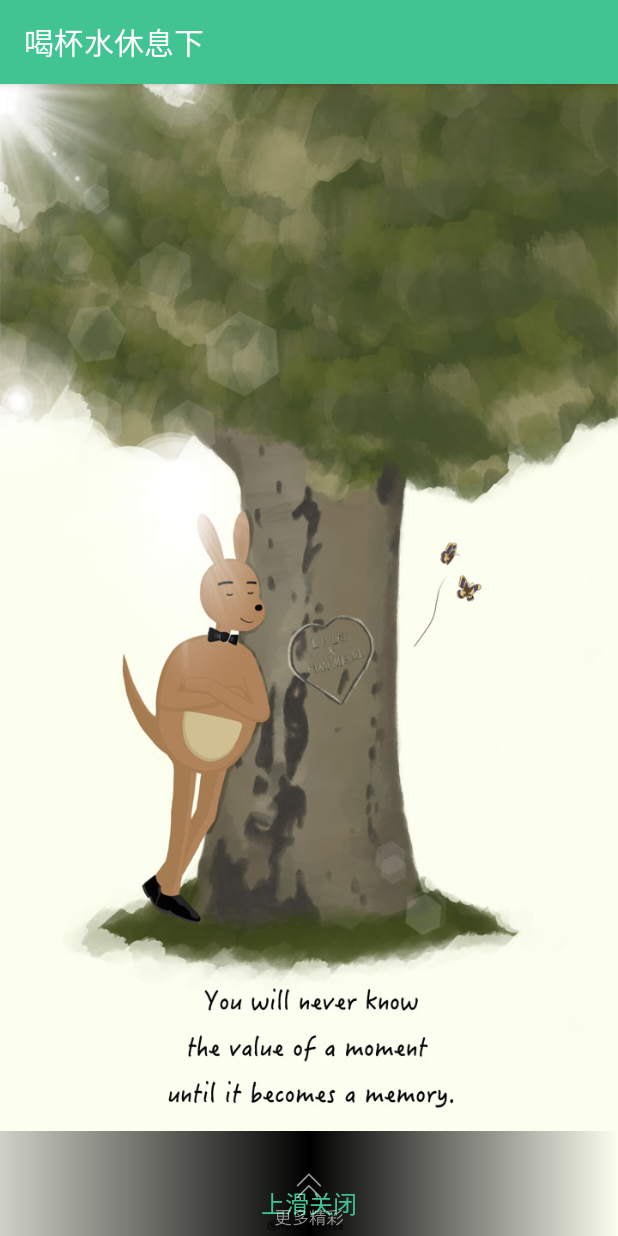
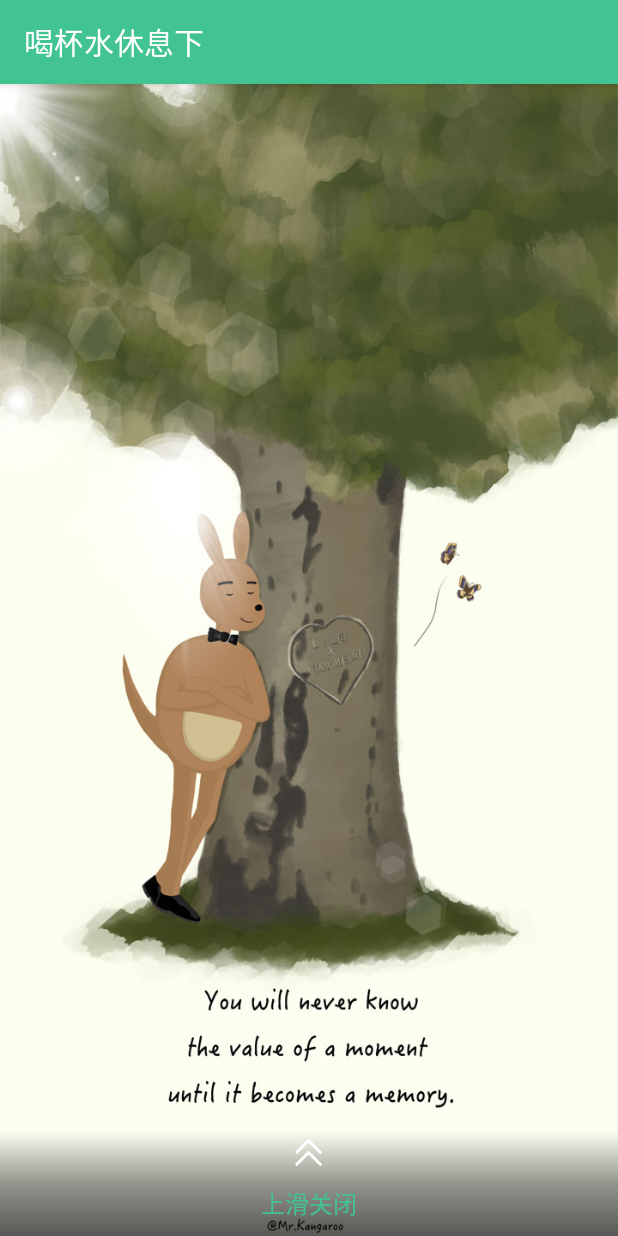
Before and after one commit to 836154942/SedentaryTips, an Android app: the ShowTipsActivity screen opened directly, with no data from a screen before it, on a phone screen of 412 x 824 dp. Run offline under Robolectric (Android 15) with nearby library versions, the phone set to English and light mode, and no system bars; our stand-ins replace ButterKnife; libraries missing offline, so code that uses them is left out: rx.subscriptions.

Commit message:
铃声设置和提示

```diff
--- a/app/src/main/java/com/spc/sedentary/tips/ui/activity/SettingsActivity.java
+++ b/app/src/main/java/com/spc/sedentary/tips/ui/activity/SettingsActivity.java
@@ -53,6 +53,7 @@ public class SettingsActivity extends AppCompatPreferenceActivity {
             } else if (preference instanceof RingtonePreference) {
                 // For ringtone preferences, look up the correct display value
                 // using RingtoneManager.
+                TLog.e("铃声设置  " + preference.getKey() + "-----> " + value);
                 if (TextUtils.isEmpty(stringValue)) {
                     // Empty values correspond to 'silent' (no ringtone).
                     preference.setSummary(R.string.pref_ringtone_silent);
@@ -60,7 +61,6 @@ public class SettingsActivity extends AppCompatPreferenceActivity {
                 } else {
                     Ringtone ringtone = RingtoneManager.getRingtone(
                             preference.getContext(), Uri.parse(stringValue));
-
                     if (ringtone == null) {
                         // Clear the summary if there was a lookup error.
                         preference.setSummary(null);
@@ -76,6 +76,7 @@ public class SettingsActivity extends AppCompatPreferenceActivity {
                 // For all other preferences, set the summary to the value's
                 // simple string representation.
                 preference.setSummary(stringValue);
+                TLog.e("设置  " + preference.getKey() + "-----> " + value);
             }
             return true;
         }
@@ -199,7 +200,7 @@ public class SettingsActivity extends AppCompatPreferenceActivity {
             addPreferencesFromResource(R.xml.pref_notification);
             setHasOptionsMenu(true);
 
-            bindPreferenceSummaryToValue(findPreference("notifications_new_message_ringtone"));
+            bindPreferenceSummaryToValue(findPreference("sp_key_tips_voice"));
         }
 
         @Override
--- a/app/src/main/java/com/spc/sedentary/tips/ui/activity/ShowTipsActivity.java
+++ b/app/src/main/java/com/spc/sedentary/tips/ui/activity/ShowTipsActivity.java
@@ -2,12 +2,19 @@ package com.spc.sedentary.tips.ui.activity;
 
 import android.content.Context;
 import android.content.Intent;
+import android.media.AudioManager;
+import android.media.Ringtone;
+import android.media.RingtoneManager;
+import android.net.Uri;
 import android.os.Bundle;
 import android.view.WindowManager;
 
 import com.spc.sedentary.tips.R;
 import com.spc.sedentary.tips.base.BaseActivity;
-import com.spc.sedentary.tips.utils.TLog;
+import com.spc.sedentary.tips.base.TipsApplication;
+import com.spc.sedentary.tips.utils.Constant;
+import com.spc.sedentary.tips.utils.SpUtil;
+import com.spc.sedentary.tips.utils.TextCheckUtil;
 import com.spc.sedentary.tips.utils.VibratorUtil;
 import com.spc.sedentary.tips.view.PagerLayout;
 
@@ -21,6 +28,7 @@ public class ShowTipsActivity extends BaseActivity {
 
     @BindView(R.id.lock_view)
     PagerLayout myLinearLayout;
+    Ringtone ringtone;
 
     @Override
     protected int getLayoutId() {
@@ -35,19 +43,32 @@ public class ShowTipsActivity extends BaseActivity {
                 WindowManager.LayoutParams.FLAG_SHOW_WHEN_LOCKED |
                 WindowManager.LayoutParams.FLAG_ALLOW_LOCK_WHILE_SCREEN_ON);
         super.onCreate(savedInstanceState);
-        VibratorUtil.vibrate();
         initView();
+        initNotification();
+    }
+
+    private void initNotification() {
+        if (!SpUtil.getPrefBoolean(Constant.SP_KEY_IS_TIPS_SLEEP, true)) {
+            return;
+        }
+
+
+        if (SpUtil.getPrefBoolean(Constant.SP_KEY_IS_VIBRATOR, true)) {
+            VibratorUtil.vibrate();
+        }
+        if (TextCheckUtil.isUseable(SpUtil.getPrefString(Constant.SP_KEY_TIPS_VOICE, ""))) {
+            playSound();
+        }
     }
 
     private void initView() {
         myLinearLayout.setLayout(this, R.layout.slide_layout);
-        myLinearLayout.setmListener(new PagerLayout.HiddenListener() {
-            @Override
-            public void hidden() {
-                finish();
-            }
+        myLinearLayout.setmListener(() -> {
+            finish();
+            ShowTipsActivity.this.overridePendingTransition(0, 0);
         });
     }
+
 
     public static Intent buildIntent(Context context) {
         Intent intent = new Intent(context, ShowTipsActivity.class);
@@ -55,9 +76,31 @@ public class ShowTipsActivity extends BaseActivity {
         return intent;
     }
 
+    private void playSound() {
+        AudioManager audioManager = (AudioManager) TipsApplication.getInst().getSystemService(Context.AUDIO_SERVICE);
+        try {
+            // 判断是否处于静音模式
+            if (audioManager.getRingerMode() == AudioManager.RINGER_MODE_SILENT) {
+                return;
+            }
+            Ringtone ringtone = RingtoneManager.getRingtone(TipsApplication.getInst(),
+                    Uri.parse(SpUtil.getPrefString(Constant.SP_KEY_TIPS_VOICE, "")));
+            if (ringtone == null)
+                return;
+            if (!ringtone.isPlaying()) {
+                ringtone.play();
+            }
+        } catch (Exception e) {
+            e.printStackTrace();
+        }
+    }
+
     @Override
     protected void onDestroy() {
         VibratorUtil.stopVibrate();
+        if (ringtone != null && ringtone.isPlaying()) {
+            ringtone.stop();
+        }
         super.onDestroy();
     }
 
--- a/app/src/main/java/com/spc/sedentary/tips/utils/Constant.java
+++ b/app/src/main/java/com/spc/sedentary/tips/utils/Constant.java
@@ -6,12 +6,16 @@ package com.spc.sedentary.tips.utils;
 
 public class Constant {
     public static int TIME_THRESHOLD = 20 * 1000;// 比对是否到达提醒时间的阈值ms
+
     public static final String SP_KEY_START_TIME = "sp_key_start_time";//开始时间 ms
     public static final String SP_KEY_TIME_DURING = "sp_key_time_during";//隔多少时间休息ms
     public static final String SP_KEY_IS_STARTED = "sp_key_is_started";//是否正在统计
     public static final String SP_KEY_IS_TIME_INTERVAL = "sp_key_is_time_interval";// 轮询时间 min
     public static final String SP_KEY_SLEEP_TIME = "sp_key_sleep_time";// 休息时间 min
     public static final String SP_KEY_DISPLAY_NAME = "sp_key_display_name";// 休息时间 min
+    public static final String SP_KEY_IS_VIBRATOR = "sp_key_is_vibrator";// 休息时间 min
+    public static final String SP_KEY_TIPS_VOICE = "sp_key_tips_voice";// 休息时间 min
+    public static final String SP_KEY_IS_TIPS_SLEEP = "sp_key_is_tips_sleep";// 休息时间 min
 
 
     //轮询时间
--- /dev/null
+++ b/app/src/main/java/com/spc/sedentary/tips/utils/TextCheckUtil.java
@@ -0,0 +1,15 @@
+package com.spc.sedentary.tips.utils;
+
+/**
+ * Created by spc on 2017/9/12.
+ */
+
+public class TextCheckUtil {
+    public static boolean isUseable(String context) {
+        if (context == null)
+            return false;
+        if (context.trim().equals(""))
+            return false;
+        return true;
+    }
+}
--- a/app/src/main/res/drawable/bottom_tips.xml
+++ b/app/src/main/res/drawable/bottom_tips.xml
@@ -3,11 +3,13 @@
     android:shape="rectangle" >
 
     <gradient
-        android:angle="180"
-        android:centerColor="#000000"
-        android:endColor="#2c000000"
-        android:startColor="#00000000"
-        android:type="linear" />
+        android:startColor="#a7000000"
+        android:centerColor="#6a000000"
+        android:endColor="#00000000"
+
+        android:angle="90"
+        android:centerX="0.5"
+        android:centerY="0.5"/>
 
 
 
--- a/app/src/main/res/layout/slide_layout.xml
+++ b/app/src/main/res/layout/slide_layout.xml
@@ -6,12 +6,13 @@
 
 
     <LinearLayout
-        android:background="@drawable/bottom_tips"
         android:layout_width="match_parent"
         android:layout_height="70dp"
-        android:layout_alignParentBottom="true"></LinearLayout>
+        android:layout_alignParentBottom="true"
+        android:background="@drawable/bottom_tips"></LinearLayout>
 
     <TextView
+        android:id="@+id/mTvBottom"
         android:layout_width="wrap_content"
         android:layout_height="wrap_content"
         android:layout_alignParentBottom="true"
@@ -22,9 +23,10 @@
         android:textSize="16sp" />
 
     <ImageView
-        android:layout_width="48dp"
-        android:layout_height="48dp"
-        android:layout_alignParentBottom="true"
+        android:layout_width="50dp"
+        android:layout_height="50dp"
+        android:layout_above="@+id/mTvBottom"
         android:layout_centerHorizontal="true"
+        android:paddingTop="10dp"
         android:src="@drawable/ic_slide" />
 </RelativeLayout>
```
Also changed, not shown: app/src/main/java/com/spc/sedentary/tips/utils/RingUtil.java (added, +66 -0 lines), app/src/main/res/values/strings.xml (+5 -5 lines), app/src/main/res/xml/pref_notification.xml (+5 -5 lines), app/src/main/res/drawable-hdpi/ic_slide.png, 1 other file.
